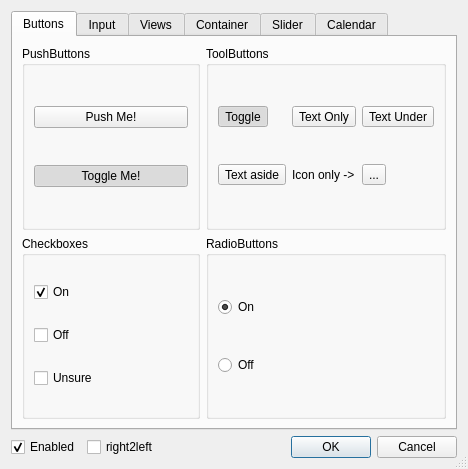
Qt form config/uiDemo.ui (deiv/bespin-pkg) before a commit.
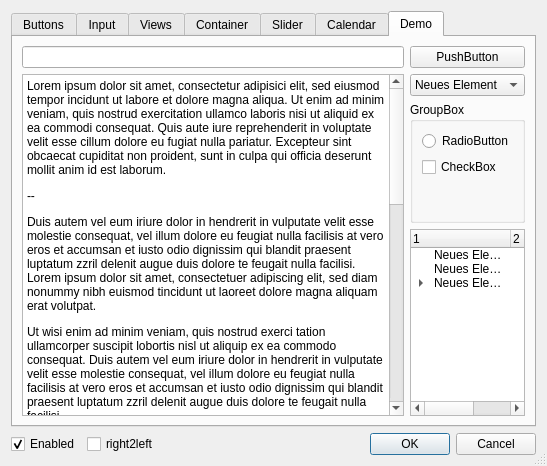
The same form after that commit. Icons and pictures are not drawn.

Commit message: opened more options, added sunken scrollbars like on latest oxygen mocks

```diff
--- a/config/uiDemo.ui
+++ b/config/uiDemo.ui
@@ -5,8 +5,8 @@
    <rect>
     <x>0</x>
     <y>0</y>
-    <width>468</width>
-    <height>469</height>
+    <width>547</width>
+    <height>466</height>
    </rect>
   </property>
   <property name="windowTitle" >
@@ -19,7 +19,7 @@
    <item row="0" column="0" colspan="4" >
     <widget class="QTabWidget" name="tabWidget" >
      <property name="currentIndex" >
-      <number>0</number>
+      <number>6</number>
      </property>
      <widget class="QWidget" name="tab" >
       <attribute name="title" >
@@ -1158,6 +1158,220 @@
        </item>
       </layout>
      </widget>
+     <widget class="QWidget" name="Seite_5" >
+      <attribute name="title" >
+       <string>Demo</string>
+      </attribute>
+      <layout class="QGridLayout" >
+       <item row="0" column="0" >
+        <widget class="QLineEdit" name="lineEdit_2" >
+         <property name="sizePolicy" >
+          <sizepolicy vsizetype="Fixed" hsizetype="Expanding" >
+           <horstretch>0</horstretch>
+           <verstretch>0</verstretch>
+          </sizepolicy>
+         </property>
+        </widget>
+       </item>
+       <item row="0" column="1" >
+        <widget class="QPushButton" name="pushButton_3" >
+         <property name="text" >
+          <string>PushButton</string>
+         </property>
+        </widget>
+       </item>
+       <item rowspan="3" row="1" column="0" >
+        <widget class="QTextBrowser" name="textBrowser_2" >
+         <property name="sizePolicy" >
+          <sizepolicy vsizetype="Expanding" hsizetype="Expanding" >
+           <horstretch>0</horstretch>
+           <verstretch>0</verstretch>
+          </sizepolicy>
+         </property>
+         <property name="html" >
+          <string>&lt;html>&lt;head>&lt;meta name="qrichtext" content="1" />&lt;style type="text/css">
+p, li { white-space: pre-wrap; }
+&lt;/style>&lt;/head>&lt;body style=" font-family:'Luxi Sans'; font-size:9pt; font-weight:400; font-style:normal;">
+&lt;p style=" margin-top:12px; margin-bottom:12px; margin-left:0px; margin-right:0px; -qt-block-indent:0; text-indent:0px;">Lorem ipsum dolor sit amet, consectetur adipisici elit, sed eiusmod tempor incidunt ut labore et dolore magna aliqua. Ut enim ad minim veniam, quis nostrud exercitation ullamco laboris nisi ut aliquid ex ea commodi consequat. Quis aute iure reprehenderit in voluptate velit esse cillum dolore eu fugiat nulla pariatur. Excepteur sint obcaecat cupiditat non proident, sunt in culpa qui officia deserunt mollit anim id est laborum.&lt;/p>
+&lt;p style=" margin-top:12px; margin-bottom:12px; margin-left:0px; margin-right:0px; -qt-block-indent:0; text-indent:0px;">--&lt;/p>
+&lt;p style=" margin-top:12px; margin-bottom:12px; margin-left:0px; margin-right:0px; -qt-block-indent:0; text-indent:0px;">Duis autem vel eum iriure dolor in hendrerit in vulputate velit esse molestie consequat, vel illum dolore eu feugiat nulla facilisis at vero eros et accumsan et iusto odio dignissim qui blandit praesent luptatum zzril delenit augue duis dolore te feugait nulla facilisi. Lorem ipsum dolor sit amet, consectetuer adipiscing elit, sed diam nonummy nibh euismod tincidunt ut laoreet dolore magna aliquam erat volutpat.&lt;/p>
+&lt;p style=" margin-top:12px; margin-bottom:12px; margin-left:0px; margin-right:0px; -qt-block-indent:0; text-indent:0px;">Ut wisi enim ad minim veniam, quis nostrud exerci tation ullamcorper suscipit lobortis nisl ut aliquip ex ea commodo consequat. Duis autem vel eum iriure dolor in hendrerit in vulputate velit esse molestie consequat, vel illum dolore eu feugiat nulla facilisis at vero eros et accumsan et iusto odio dignissim qui blandit praesent luptatum zzril delenit augue duis dolore te feugait nulla facilisi.&lt;/p>
+&lt;p style=" margin-top:12px; margin-bottom:12px; margin-left:0px; margin-right:0px; -qt-block-indent:0; text-indent:0px;">Nam liber tempor cum soluta nobis eleifend option congue nihil imperdiet doming id quod mazim placerat facer possim assum. Lorem ipsum dolor sit amet, consectetuer adipiscing elit, sed diam nonummy nibh euismod tincidunt ut laoreet dolore magna aliquam erat volutpat. Ut wisi enim ad minim veniam, quis nostrud exerci tation ullamcorper suscipit lobortis nisl ut aliquip ex ea commodo consequat.&lt;/p>
+&lt;p style=" margin-top:12px; margin-bottom:12px; margin-left:0px; margin-right:0px; -qt-block-indent:0; text-indent:0px;">Duis autem vel eum iriure dolor in hendrerit in vulputate velit esse molestie consequat, vel illum dolore eu feugiat nulla facilisis.&lt;/p>
+&lt;p style=" margin-top:12px; margin-bottom:12px; margin-left:0px; margin-right:0px; -qt-block-indent:0; text-indent:0px;">At vero eos et accusam et justo duo dolores et ea rebum. Stet clita kasd gubergren, no sea takimata sanctus est Lorem ipsum dolor sit amet. Lorem ipsum dolor sit amet, consetetur sadipscing elitr, sed diam nonumy eirmod tempor invidunt ut labore et dolore magna aliquyam erat, sed diam voluptua. At vero eos et accusam et justo duo dolores et ea rebum. Stet clita kasd gubergren, no sea takimata sanctus est Lorem ipsum dolor sit amet. Lorem ipsum dolor sit amet, consetetur sadipscing elitr, At accusam aliquyam diam diam dolore dolores duo eirmod eos erat, et nonumy sed tempor et et invidunt justo labore Stet clita ea et gubergren, kasd magna no rebum. sanctus sea sed takimata ut vero voluptua. est Lorem ipsum dolor sit amet. Lorem ipsum dolor sit amet, consetetur sadipscing elitr, sed diam nonumy eirmod tempor invidunt ut labore et dolore magna aliquyam erat.&lt;/p>
+&lt;p style=" margin-top:12px; margin-bottom:12px; margin-left:0px; margin-right:0px; -qt-block-indent:0; text-indent:0px;">Consetetur sadipscing elitr, sed diam nonumy eirmod tempor invidunt ut labore et dolore magna aliquyam erat, sed diam voluptua. At vero eos et accusam et justo duo dolores et ea rebum. Stet clita kasd gubergren, no sea takimata sanctus est Lorem ipsum dolor sit amet. Lorem ipsum dolor sit amet, consetetur sadipscing elitr, sed diam nonumy eirmod tempor invidunt ut labore et dolore magna aliquyam erat, sed diam voluptua. At vero eos et accusam et justo duo dolores et ea rebum. Stet clita kasd gubergren, no sea takimata sanctus est Lorem ipsum dolor sit amet. Lorem ipsum dolor sit amet, consetetur sadipscing elitr, sed diam nonumy eirmod tempor invidunt ut labore et dolore magna aliquyam erat, sed diam voluptua. At vero eos et accusam et justo duo dolores et ea rebum. Stet clita kasd gubergren, no sea takimata sanctus est Lorem ipsum dolor sit amet.&lt;/p>&lt;/body>&lt;/html></string>
+         </property>
+        </widget>
+       </item>
+       <item row="1" column="1" >
+        <widget class="QComboBox" name="comboBox_3" >
+         <item>
+          <property name="text" >
+           <string>Neues Element</string>
+          </property>
+         </item>
+         <item>
+          <property name="text" >
+           <string>Neues Element</string>
+          </property>
+         </item>
+         <item>
+          <property name="text" >
+           <string>Neues Element</string>
+          </property>
+         </item>
+         <item>
+          <property name="text" >
+           <string>Neues Element</string>
+          </property>
+         </item>
+         <item>
+          <property name="text" >
+           <string>Neues Element</string>
+          </property>
+         </item>
+         <item>
+          <property name="text" >
+           <string>Neues Element</string>
+          </property>
+         </item>
+         <item>
+          <property name="text" >
+           <string>Neues Element</string>
+          </property>
+         </item>
+        </widget>
+       </item>
+       <item row="2" column="1" >
+        <widget class="QGroupBox" name="groupBox_6" >
+         <property name="title" >
+          <string>GroupBox</string>
+         </property>
+         <layout class="QGridLayout" >
+          <item row="0" column="0" >
+           <widget class="QRadioButton" name="radioButton_3" >
+            <property name="text" >
+             <string>RadioButton</string>
+            </property>
+           </widget>
+          </item>
+          <item row="1" column="0" >
+           <widget class="QCheckBox" name="checkBox_5" >
+            <property name="text" >
+             <string>CheckBox</string>
+            </property>
+           </widget>
+          </item>
+          <item row="2" column="0" >
+           <spacer>
+            <property name="orientation" >
+             <enum>Qt::Vertical</enum>
+            </property>
+            <property name="sizeHint" >
+             <size>
+              <width>20</width>
+              <height>40</height>
+             </size>
+            </property>
+           </spacer>
+          </item>
+         </layout>
+        </widget>
+       </item>
+       <item row="3" column="1" >
+        <widget class="QTreeWidget" name="treeWidget_2" >
+         <property name="sizePolicy" >
+          <sizepolicy vsizetype="Expanding" hsizetype="Ignored" >
+           <horstretch>0</horstretch>
+           <verstretch>0</verstretch>
+          </sizepolicy>
+         </property>
+         <column>
+          <property name="text" >
+           <string>1</string>
+          </property>
+         </column>
+         <column>
+          <property name="text" >
+           <string>2</string>
+          </property>
+         </column>
+         <item>
+          <property name="text" >
+           <string>Neues Element</string>
+          </property>
+          <property name="text" >
+           <string/>
+          </property>
+         </item>
+         <item>
+          <property name="text" >
+           <string>Neues Element</string>
+          </property>
+          <property name="text" >
+           <string/>
+          </property>
+         </item>
+         <item>
+          <property name="text" >
+           <string>Neues Element</string>
+          </property>
+          <property name="text" >
+           <string/>
+          </property>
+          <item>
+           <property name="text" >
+            <string>Neues untergeordnetes Element</string>
+           </property>
+           <property name="text" >
+            <string/>
+           </property>
+           <item>
+            <property name="text" >
+             <string>Neues untergeordnetes Element</string>
+            </property>
+            <property name="text" >
+             <string/>
+            </property>
+           </item>
+           <item>
+            <property name="text" >
+             <string>Neues Element</string>
+            </property>
+            <property name="text" >
+             <string/>
+            </property>
+           </item>
+           <item>
+            <property name="text" >
+             <string>Neues Element</string>
+            </property>
+            <property name="text" >
+             <string/>
+            </property>
+           </item>
+           <item>
+            <property name="text" >
+             <string>Neues Element</string>
+            </property>
+            <property name="text" >
+             <string/>
+            </property>
+           </item>
+           <item>
+            <property name="text" >
+             <string>Neues Element</string>
+            </property>
+            <property name="text" >
+             <string/>
+            </property>
+           </item>
+          </item>
+         </item>
+        </widget>
+       </item>
+      </layout>
+     </widget>
     </widget>
    </item>
    <item row="1" column="0" >
```
Left out of the diff: 40 changed lines with no effect on the pictures. The commit also changes 11 other files.
